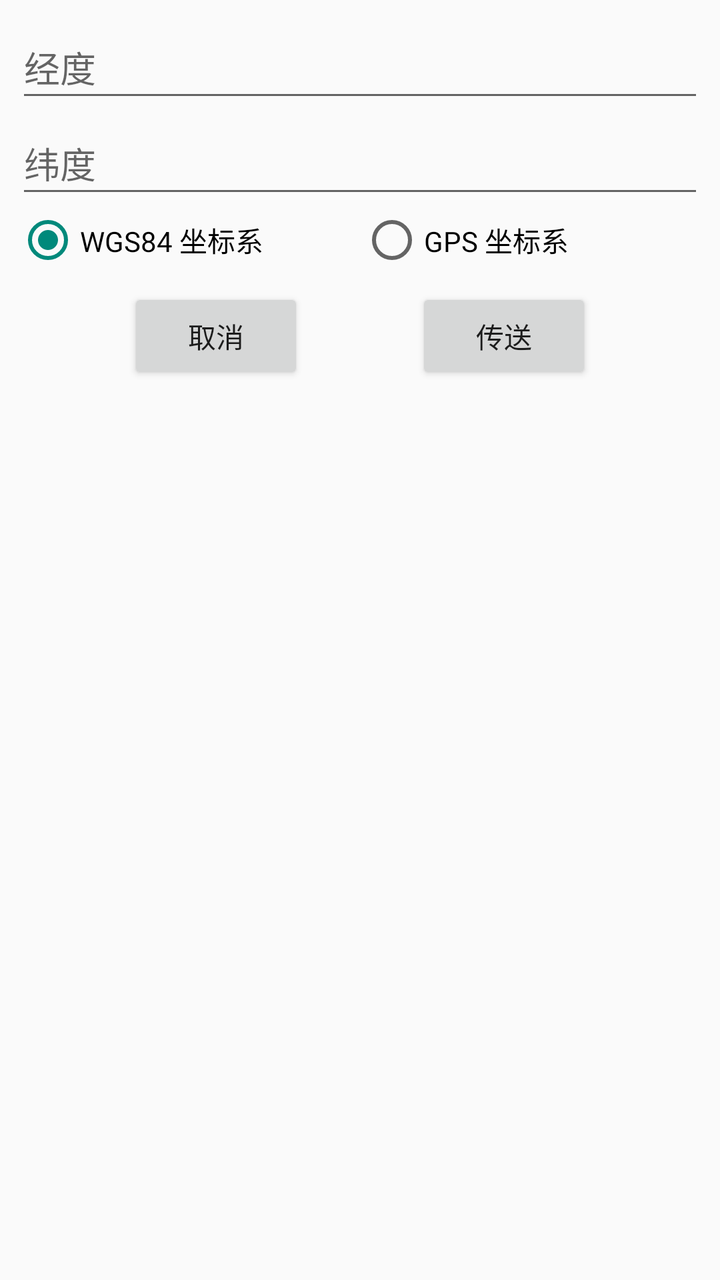
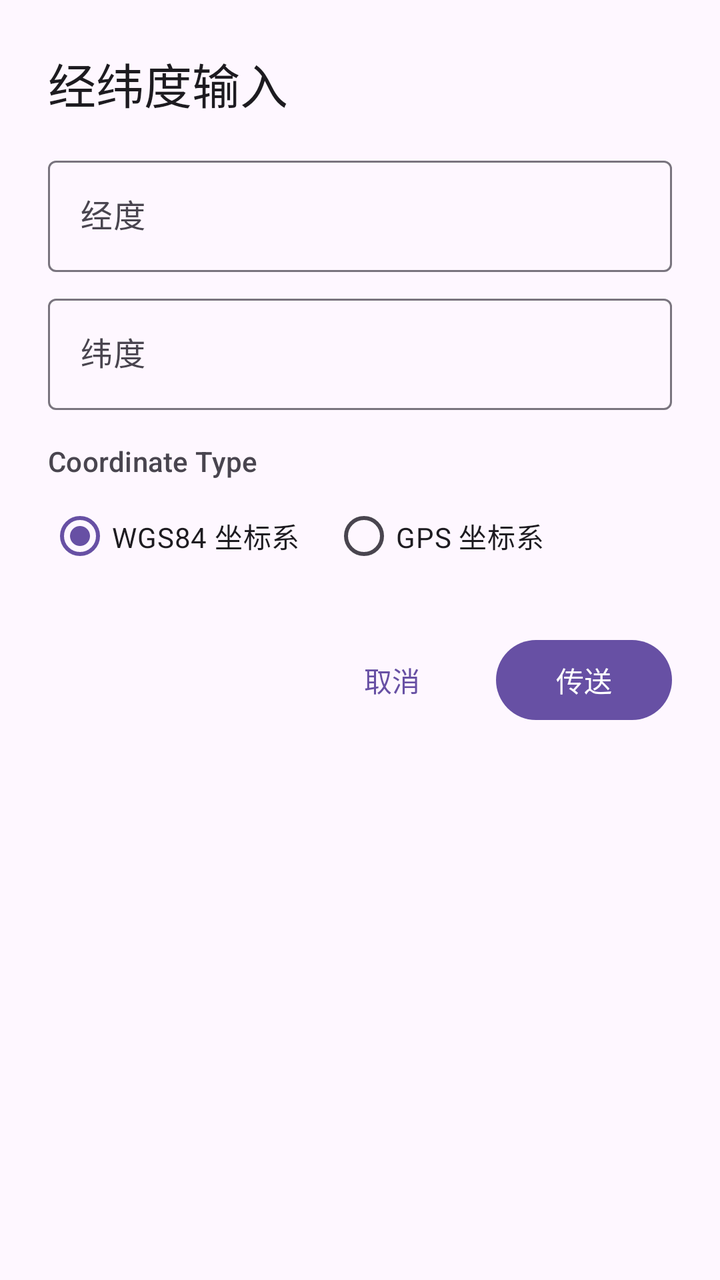

An Android layout rendered at two revisions. The XML below is the earlier revision; the diff shows what the commit changed to produce the second picture.
<!-- AndroidManifest.xml: application theme AppTheme -->
<!-- res/layout/location_input.xml -->
<?xml version="1.0" encoding="utf-8"?>
<LinearLayout xmlns:android="http://schemas.android.com/apk/res/android"
    android:layout_width="match_parent"
    android:layout_height="wrap_content"
    android:orientation="vertical">

    <EditText
        android:id="@+id/joystick_longitude"
        android:layout_width="match_parent"
        android:layout_height="wrap_content"
        android:layout_marginStart="8dp"
        android:layout_marginTop="8dp"
        android:layout_marginEnd="8dp"
        android:autofillHints="longitude"
        android:hint="@string/label_longitude"
        android:inputType="numberDecimal"
        android:digits="-0123456789."
        android:minHeight="48dp" />

    <EditText
        android:id="@+id/joystick_latitude"
        android:layout_width="match_parent"
        android:layout_height="wrap_content"
        android:layout_marginStart="8dp"
        android:layout_marginEnd="8dp"
        android:autofillHints="latitude"
        android:hint="@string/label_latitude"
        android:inputType="numberDecimal"
        android:digits="-0123456789."
        android:minHeight="48dp" />

    <RadioGroup
        android:id="@+id/RadioGroupMapType"
        android:layout_width="match_parent"
        android:layout_height="wrap_content"
        android:layout_marginStart="8dp"
        android:layout_marginEnd="8dp"
        android:orientation="horizontal">

        <RadioButton
            android:id="@+id/pos_type_bd"
            android:layout_width="match_parent"
            android:layout_height="wrap_content"
            android:layout_weight="1"
            android:checked="true"
            android:text="@string/input_position_baidu" />

        <RadioButton
            android:layout_width="match_parent"
            android:layout_height="wrap_content"
            android:layout_weight="1"
            android:text="@string/input_position_gps" />
    </RadioGroup>


    <LinearLayout
        android:layout_width="match_parent"
        android:layout_height="wrap_content"
        android:layout_margin="8dp"
        android:orientation="horizontal">

        <Space
            android:layout_width="0dp"
            android:layout_height="wrap_content"
            android:layout_weight="1" />

        <Button
            android:id="@+id/input_position_cancel"
            android:layout_width="wrap_content"
            android:layout_height="wrap_content"
            android:text="@string/input_position_cancel"/>

        <Space
            android:layout_width="0dp"
            android:layout_height="wrap_content"
            android:layout_weight="1" />
        <Button
            android:id="@+id/input_position_ok"
            android:layout_width="wrap_content"
            android:layout_height="wrap_content"
            android:text="@string/input_position_ok"/>

        <Space
            android:layout_width="0dp"
            android:layout_height="wrap_content"
            android:layout_weight="1" />

    </LinearLayout>
</LinearLayout>
<!-- resources referenced by this layout -->
<resources>
  <style name="AppTheme" parent="Theme.AppCompat.Light.DarkActionBar">
          <item name="colorPrimary">@color/colorPrimary</item>
          <item name="colorPrimaryDark">@color/colorPrimary</item>
          <item name="colorAccent">@color/colorAccent</item>
          <item name="buttonStyle">@style/AppTheme.Button</item>
          <item name="android:statusBarColor">@android:color/transparent</item>
      </style>
  <color name="colorPrimary">#ff008577</color>
  <color name="colorAccent">#ff00897B</color>
  <style name="AppTheme.Button" parent="Widget.AppCompat.Button.Colored">
          <item name="colorButtonNormal">@color/colorAccent</item>
      </style>
  <!-- unchanged entries left out for length: 6 -->
</resources>

<!-- the commit's change to res/layout/location_input.xml (unified diff, before → after) -->
@@ -1,89 +1,107 @@
 <?xml version="1.0" encoding="utf-8"?>
 <LinearLayout xmlns:android="http://schemas.android.com/apk/res/android"
+    xmlns:app="http://schemas.android.com/apk/res-auto"
     android:layout_width="match_parent"
     android:layout_height="wrap_content"
-    android:orientation="vertical">
+    android:orientation="vertical"
+    android:padding="24dp"
+    android:clipToPadding="false">
 
-    <EditText
-        android:id="@+id/joystick_longitude"
+    <TextView
         android:layout_width="match_parent"
         android:layout_height="wrap_content"
-        android:layout_marginStart="8dp"
-        android:layout_marginTop="8dp"
-        android:layout_marginEnd="8dp"
-        android:autofillHints="longitude"
-        android:hint="@string/label_longitude"
-        android:inputType="numberDecimal"
-        android:digits="-0123456789."
-        android:minHeight="48dp" />
+        android:text="@string/menu_location_input"
+        android:textAppearance="?attr/textAppearanceHeadlineSmall"
+        android:textColor="?attr/colorOnSurface"
+        android:layout_marginBottom="16dp" />
 
-    <EditText
-        android:id="@+id/joystick_latitude"
+    <com.google.android.material.textfield.TextInputLayout
         android:layout_width="match_parent"
         android:layout_height="wrap_content"
-        android:layout_marginStart="8dp"
-        android:layout_marginEnd="8dp"
-        android:autofillHints="latitude"
+        android:hint="@string/label_longitude"
+        app:boxStrokeWidth="1dp"
+        app:boxStrokeWidthFocused="2dp"
+        android:layout_marginBottom="8dp"
+        style="@style/Widget.Material3.TextInputLayout.OutlinedBox">
+
+        <com.google.android.material.textfield.TextInputEditText
+            android:id="@+id/joystick_longitude"
+            android:layout_width="match_parent"
+            android:layout_height="wrap_content"
+            android:inputType="numberDecimal"
+            android:digits="-0123456789."
+            android:maxLines="1" />
+    </com.google.android.material.textfield.TextInputLayout>
+
+    <com.google.android.material.textfield.TextInputLayout
+        android:layout_width="match_parent"
+        android:layout_height="wrap_content"
         android:hint="@string/label_latitude"
-        android:inputType="numberDecimal"
-        android:digits="-0123456789."
-        android:minHeight="48dp" />
+        app:boxStrokeWidth="1dp"
+        app:boxStrokeWidthFocused="2dp"
+        android:layout_marginBottom="16dp"
+        style="@style/Widget.Material3.TextInputLayout.OutlinedBox">
+
+        <com.google.android.material.textfield.TextInputEditText
+            android:id="@+id/joystick_latitude"
+            android:layout_width="match_parent"
+            android:layout_height="wrap_content"
+            android:inputType="numberDecimal"
+            android:digits="-0123456789."
+            android:maxLines="1" />
+    </com.google.android.material.textfield.TextInputLayout>
+
+    <TextView
+        android:layout_width="wrap_content"
+        android:layout_height="wrap_content"
+        android:text="Coordinate Type"
+        android:textAppearance="?attr/textAppearanceLabelLarge"
+        android:textColor="?attr/colorOnSurfaceVariant"
+        android:layout_marginBottom="4dp"/>
 
     <RadioGroup
         android:id="@+id/RadioGroupMapType"
         android:layout_width="match_parent"
         android:layout_height="wrap_content"
-        android:layout_marginStart="8dp"
-        android:layout_marginEnd="8dp"
-        android:orientation="horizontal">
+        android:orientation="horizontal"
+        android:layout_marginBottom="24dp">
 
-        <RadioButton
+        <com.google.android.material.radiobutton.MaterialRadioButton
             android:id="@+id/pos_type_bd"
-            android:layout_width="match_parent"
+            android:layout_width="wrap_content"
             android:layout_height="wrap_content"
-            android:layout_weight="1"
+            android:layout_marginEnd="16dp"
             android:checked="true"
             android:text="@string/input_position_baidu" />
 
-        <RadioButton
-            android:layout_width="match_parent"
+        <com.google.android.material.radiobutton.MaterialRadioButton
+            android:layout_width="wrap_content"
             android:layout_height="wrap_content"
-            android:layout_weight="1"
             android:text="@string/input_position_gps" />
     </RadioGroup>
 
-
+    
     <LinearLayout
         android:layout_width="match_parent"
         android:layout_height="wrap_content"
-        android:layout_margin="8dp"
+        android:gravity="end"
         android:orientation="horizontal">
 
-        <Space
-            android:layout_width="0dp"
-            android:layout_height="wrap_content"
-            android:layout_weight="1" />
-
-        <Button
+        <com.google.android.material.button.MaterialButton
             android:id="@+id/input_position_cancel"
             android:layout_width="wrap_content"
             android:layout_height="wrap_content"
-            android:text="@string/input_position_cancel"/>
+            android:text="@string/input_position_cancel"
+            style="@style/Widget.Material3.Button.TextButton"
+            android:textColor="?attr/colorPrimary"
+            android:layout_marginEnd="8dp"/>
 
-        <Space
-            android:layout_width="0dp"
-            android:layout_height="wrap_content"
-            android:layout_weight="1" />
-        <Button
+        <com.google.android.material.button.MaterialButton
             android:id="@+id/input_position_ok"
             android:layout_width="wrap_content"
             android:layout_height="wrap_content"
-            android:text="@string/input_position_ok"/>
+            android:text="@string/input_position_ok"
+            style="@style/Widget.Material3.Button" />
+    </LinearLayout>
 
-        <Space
-            android:layout_width="0dp"
-            android:layout_height="wrap_content"
-            android:layout_weight="1" />
-
-    </LinearLayout>
 </LinearLayout>
<!-- resource entries referenced after the edit -->
@@ -1,16 +1,85 @@
 <!-- resources referenced by this layout -->
 <resources>
-  <style name="AppTheme" parent="Theme.AppCompat.Light.DarkActionBar">
-          <item name="colorPrimary">@color/colorPrimary</item>
-          <item name="colorPrimaryDark">@color/colorPrimary</item>
-          <item name="colorAccent">@color/colorAccent</item>
-          <item name="buttonStyle">@style/AppTheme.Button</item>
+  <string name="menu_location_input">经纬度输入</string>
+  <style name="AppTheme" parent="Theme.Material3.DayNight.NoActionBar">
+          
+          <item name="colorPrimary">@color/md_theme_light_primary</item>
+          <item name="colorOnPrimary">@color/md_theme_light_onPrimary</item>
+          <item name="colorPrimaryContainer">@color/md_theme_light_primaryContainer</item>
+          <item name="colorOnPrimaryContainer">@color/md_theme_light_onPrimaryContainer</item>
+          
+          <item name="colorSecondary">@color/md_theme_light_secondary</item>
+          <item name="colorOnSecondary">@color/md_theme_light_onSecondary</item>
+          <item name="colorSecondaryContainer">@color/md_theme_light_secondaryContainer</item>
+          <item name="colorOnSecondaryContainer">@color/md_theme_light_onSecondaryContainer</item>
+          
+          <item name="colorTertiary">@color/md_theme_light_tertiary</item>
+          <item name="colorOnTertiary">@color/md_theme_light_onTertiary</item>
+          <item name="colorTertiaryContainer">@color/md_theme_light_tertiaryContainer</item>
+          <item name="colorOnTertiaryContainer">@color/md_theme_light_onTertiaryContainer</item>
+          
+          <item name="colorError">@color/md_theme_light_error</item>
+          <item name="colorOnError">@color/md_theme_light_onError</item>
+          <item name="colorErrorContainer">@color/md_theme_light_errorContainer</item>
+          <item name="colorOnErrorContainer">@color/md_theme_light_onErrorContainer</item>
+          
+          <item name="android:background">@color/md_theme_light_background</item>
+          <item name="colorOnBackground">@color/md_theme_light_onBackground</item>
+          <item name="colorSurface">@color/md_theme_light_surface</item>
+          <item name="colorOnSurface">@color/md_theme_light_onSurface</item>
+          <item name="colorSurfaceVariant">@color/md_theme_light_surfaceVariant</item>
+          <item name="colorOnSurfaceVariant">@color/md_theme_light_onSurfaceVariant</item>
+          <item name="colorOutline">@color/md_theme_light_outline</item>
+  
+          
+          <item name="colorSurfaceInverse">#303030</item>
+          <item name="colorOnSurfaceInverse">#FFFFFF</item>
+  
+          
+          <item name="android:textColorPrimary">@color/md_theme_light_onSurface</item>
+          <item name="android:textColorSecondary">@color/md_theme_light_onSurfaceVariant</item>
+          <item name="android:textColorTertiary">@color/md_theme_light_onSurfaceVariant</item>
+          
+          <item name="android:textColorHint">#991D1B20</item>
+  
+          
           <item name="android:statusBarColor">@android:color/transparent</item>
+          <item name="android:windowLightStatusBar">true</item>
+  
+          
+          <item name="preferenceTheme">@style/PreferenceThemeOverlay</item>
+          
+          
+          <item name="snackbarStyle">@style/Widget.App.Snackbar</item>
       </style>
-  <color name="colorPrimary">#ff008577</color>
-  <color name="colorAccent">#ff00897B</color>
-  <style name="AppTheme.Button" parent="Widget.AppCompat.Button.Colored">
-          <item name="colorButtonNormal">@color/colorAccent</item>
+  <color name="md_theme_light_primary">#6750A4</color>
+  <color name="md_theme_light_onPrimary">#FFFFFF</color>
+  <color name="md_theme_light_primaryContainer">#EADDFF</color>
+  <color name="md_theme_light_onPrimaryContainer">#21005D</color>
+  <color name="md_theme_light_secondary">#625B71</color>
+  <color name="md_theme_light_onSecondary">#FFFFFF</color>
+  <color name="md_theme_light_secondaryContainer">#E8DEF8</color>
+  <color name="md_theme_light_onSecondaryContainer">#1D192B</color>
+  <color name="md_theme_light_tertiary">#7D5260</color>
+  <color name="md_theme_light_onTertiary">#FFFFFF</color>
+  <color name="md_theme_light_tertiaryContainer">#FFD8E4</color>
+  <color name="md_theme_light_onTertiaryContainer">#31111D</color>
+  <color name="md_theme_light_error">#B3261E</color>
+  <color name="md_theme_light_onError">#FFFFFF</color>
+  <color name="md_theme_light_errorContainer">#F9DEDC</color>
+  <color name="md_theme_light_onErrorContainer">#410E0B</color>
+  <color name="md_theme_light_background">#FEF7FF</color>
+  <color name="md_theme_light_onBackground">#1D1B20</color>
+  <color name="md_theme_light_surface">#FEF7FF</color>
+  <color name="md_theme_light_onSurface">#1D1B20</color>
+  <color name="md_theme_light_surfaceVariant">#E7E0EC</color>
+  <color name="md_theme_light_onSurfaceVariant">#49454F</color>
+  <color name="md_theme_light_outline">#79747E</color>
+  <style name="Widget.App.Snackbar" parent="Widget.Material3.Snackbar">
+          <item name="android:background">#FF333333</item>
+          <item name="backgroundTint">@null</item>
+          <item name="android:backgroundTint">@null</item>
+          <item name="android:textColor">#FFFFFFFF</item>
       </style>
   <!-- unchanged entries left out for length: 6 -->
 </resources>
